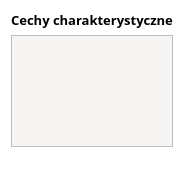
This is source/UI/EditorWidgets/CharacteristicsEditor.ui in SiekamCebule/sj-sim as Qt 5 draws it before an edit. The edited form follows.
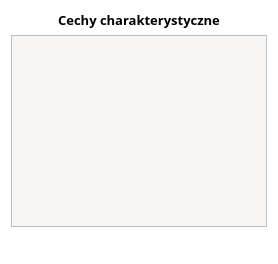
This is the edited form. Icons and pictures are not drawn.

Patch:
```diff
--- a/source/UI/EditorWidgets/CharacteristicsEditor.ui
+++ b/source/UI/EditorWidgets/CharacteristicsEditor.ui
@@ -6,10 +6,16 @@
    <rect>
     <x>0</x>
     <y>0</y>
-    <width>174</width>
-    <height>184</height>
+    <width>274</width>
+    <height>261</height>
    </rect>
   </property>
+  <property name="sizePolicy">
+   <sizepolicy hsizetype="Maximum" vsizetype="Maximum">
+    <horstretch>0</horstretch>
+    <verstretch>0</verstretch>
+   </sizepolicy>
+  </property>
   <property name="windowTitle">
    <string>Edytor cech</string>
   </property>
@@ -42,7 +48,7 @@
    <item>
     <widget class="QListView" name="listView_characteristics">
      <property name="sizePolicy">
-      <sizepolicy hsizetype="Preferred" vsizetype="Preferred">
+      <sizepolicy hsizetype="Minimum" vsizetype="Minimum">
        <horstretch>0</horstretch>
        <verstretch>0</verstretch>
       </sizepolicy>
```
Left out of the diff: 8 changed lines with no effect on the pictures.
